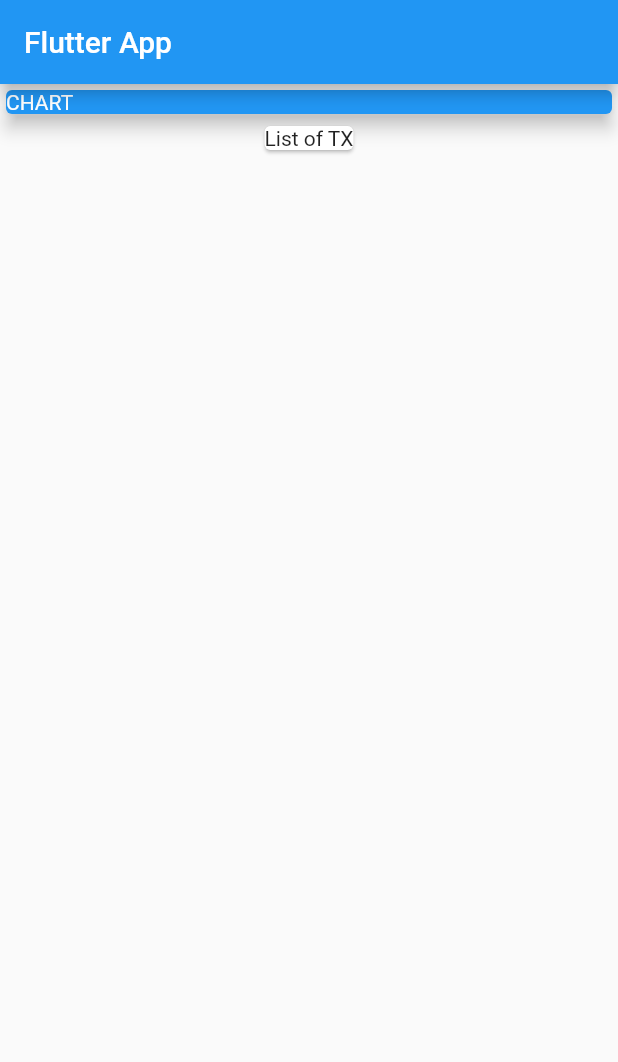
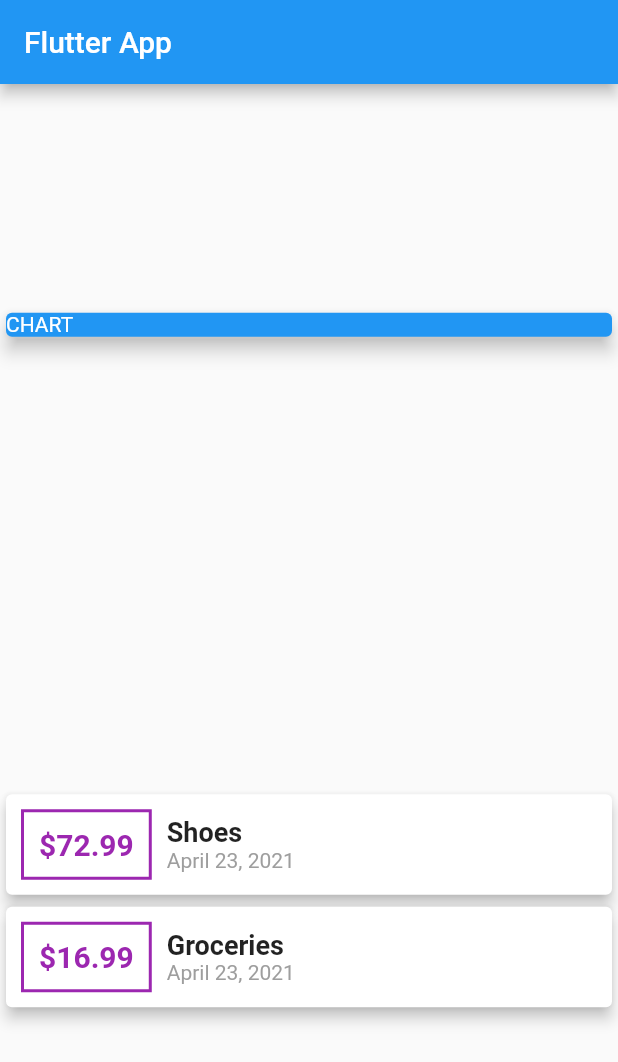
Before and after one commit to axe76/Flutter-Trials, a Flutter app: the screen it shows after launch, on a phone screen of 412 x 824 dp. Shown: the top 1062 px of the screen. Run offline on Flutter 3.47's test engine with Material 2 defaults, Android fonts, the phone set to English and light mode, and no system bars.

Commit message:
Styling of transactions done

```diff
--- a/expenses_app/lib/main.dart
+++ b/expenses_app/lib/main.dart
@@ -1,4 +1,7 @@
 import 'package:flutter/material.dart';
+import 'package:intl/intl.dart';
+
+import './transaction.dart';
 
 void main() {
   runApp(MyApp());
@@ -19,6 +22,12 @@ class MyApp extends StatelessWidget {
 }
 
 class MyHomePage extends StatelessWidget {
+  final List<Transaction> transactions = [
+    Transaction(id: "t1",cost: 72.99, date: DateTime.now(), name: "Shoes"),
+    Transaction(id: "t2",cost: 16.99, date: DateTime.now(), name: "Groceries"),
+  ];
+
+
   @override
   Widget build(BuildContext context){
     return Scaffold(
@@ -26,6 +35,8 @@ class MyHomePage extends StatelessWidget {
         title: Text("Flutter App"),
       ),
       body: Column(
+        mainAxisAlignment: MainAxisAlignment.spaceAround,
+        crossAxisAlignment: CrossAxisAlignment.stretch,
         children: [
           Container(
             width: double.infinity,
@@ -34,7 +45,35 @@ class MyHomePage extends StatelessWidget {
               child: Text("CHART",style: TextStyle(color: Colors.white),),
               elevation: 5,),
           ),
-          Card(child: Text("List of TX"),)
+          Column(children: transactions.map((tx) {
+            return Card(
+              elevation: 4,
+              child: Row(
+              children: [
+                Container(
+                  margin: EdgeInsets.symmetric(horizontal: 10,vertical: 10),
+                  decoration: BoxDecoration(border: Border.all(color: Colors.purple, width: 2)),
+                  padding: EdgeInsets.all(10),
+                  child: Text(
+                    '\$${tx.cost}',
+                    style: TextStyle(
+                      fontWeight: FontWeight.bold,
+                      color: Colors.purple,
+                      fontSize: 20,
+                    ),),
+                ),
+                Column(
+                  crossAxisAlignment: CrossAxisAlignment.start,
+                  children: [
+                  Text(
+                    tx.name,
+                    style: TextStyle(fontSize: 18,fontWeight: FontWeight.bold),),
+                  Text(
+                    DateFormat.yMMMMd().format(tx.date),
+                    style: TextStyle(color: Colors.grey),)
+                ],)
+              ],),);
+          } ).toList(),)
         ],)
     );
   }
--- /dev/null
+++ b/expenses_app/lib/transaction.dart
@@ -0,0 +1,15 @@
+import 'package:flutter/foundation.dart';
+
+class Transaction{
+  final String id;
+  final String name;
+  final double cost;
+  final DateTime date;
+
+  Transaction({
+    @required this.id,
+    @required this.name,
+    @required this.cost,
+    @required this.date,
+  });
+}
--- a/expenses_app/pubspec.yaml
+++ b/expenses_app/pubspec.yaml
@@ -23,6 +23,7 @@ environment:
 dependencies:
   flutter:
     sdk: flutter
+  intl: ^0.17.0
 
 
   # The following adds the Cupertino Icons font to your application.
```
Also changed, not shown: expenses_app/pubspec.lock.
